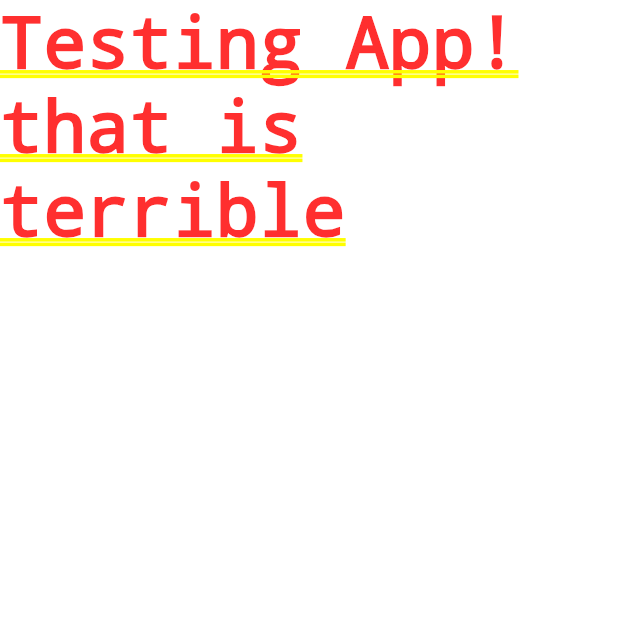
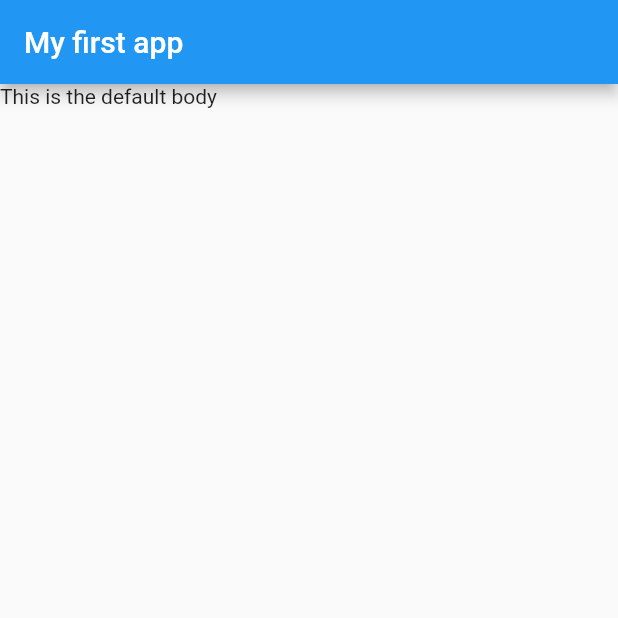
Before and after one commit to pveg/Flutter_Testing_App, a Flutter app: the screen it shows after launch, on a phone screen of 412 x 824 dp, the top half of it. Run offline on Flutter 3.47's test engine with Material 2 defaults, Android fonts, the phone set to English and light mode, and no system bars.

Commit message:
applied material to home

```diff
--- a/lib/main.dart
+++ b/lib/main.dart
@@ -1,14 +1,20 @@
 import 'package:flutter/material.dart';
 
-void main() {
+/* void main() {
   runApp(MyTestingApp());
-} //this is the function that kicks off the app -> always void main ()
+} */ //this is the function that kicks off the app -> always void main ()
+
+void main() => runApp(MyTestingApp());
 
 class MyTestingApp extends StatelessWidget {
+  @override //makes clear that we overrides the build method
   Widget build(BuildContext context) {
     //Needs Type and Context
     return MaterialApp(
-        home: Text(
-            'Testing App! that is terrible')); //receive the named arguments
+      home: Scaffold(
+        appBar: AppBar(title: Text('My first app')), //appbar
+        body: Text('This is the default body'),
+      ),
+    ); //receive the named arguments
   }
 }
```
